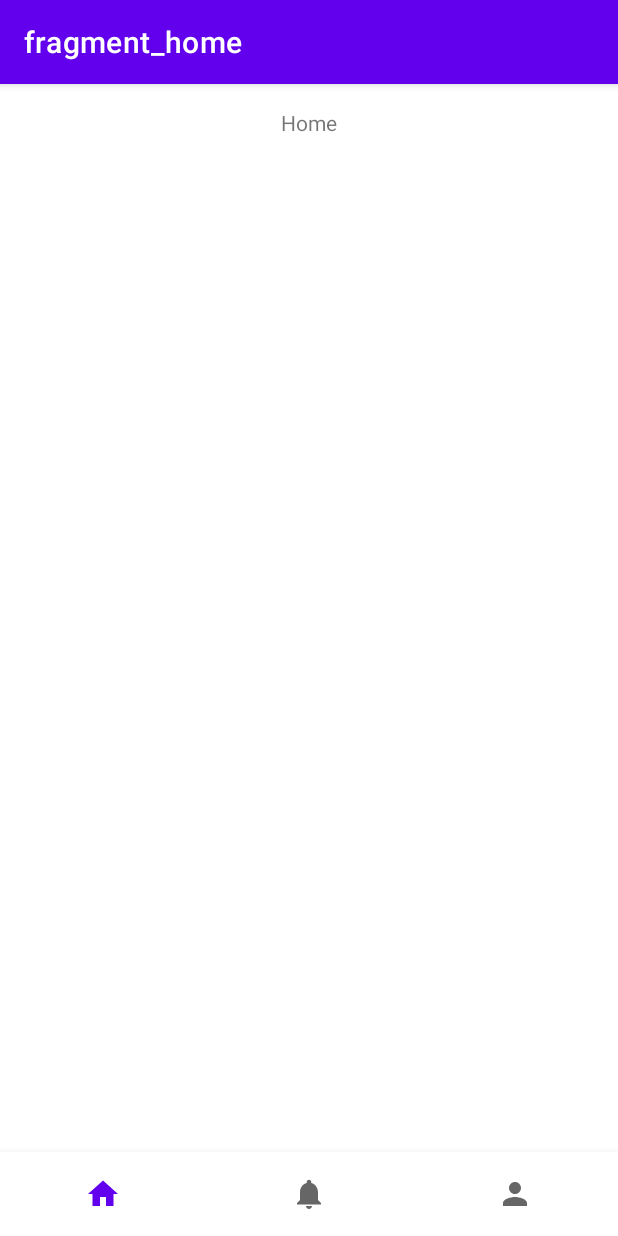
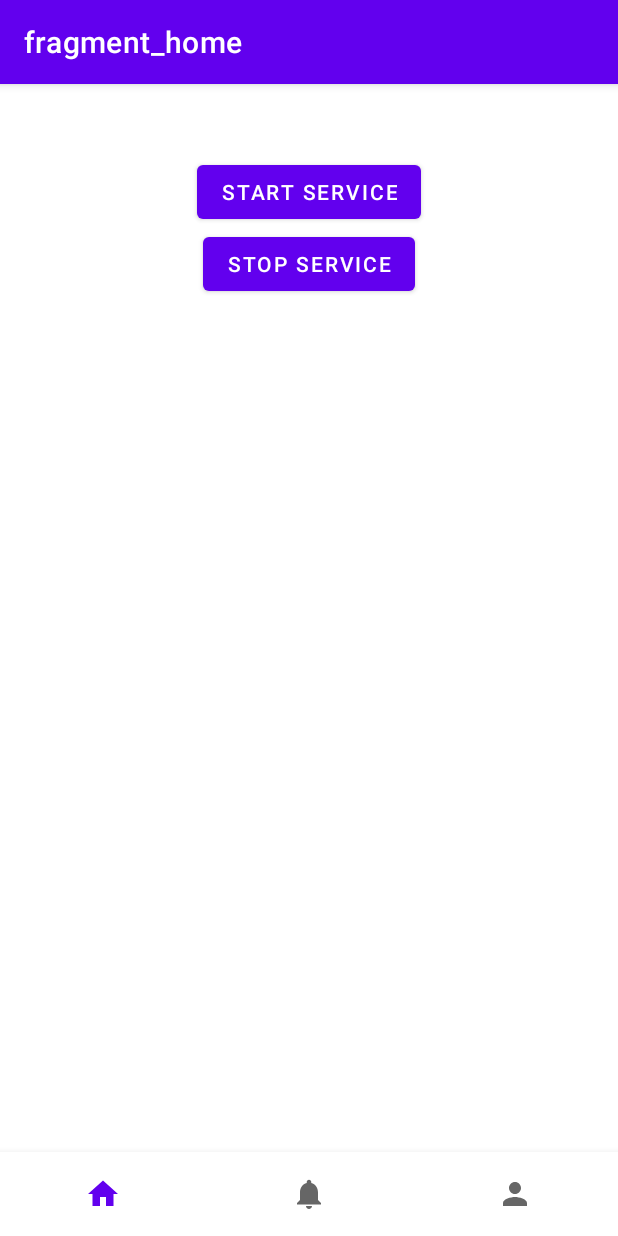
Before and after one commit to luisenricke/BotonPanico, an Android app: the screen it shows after launch (MainActivity), on a phone screen of 412 x 824 dp. Run offline under Robolectric (Android 15) with nearby library versions, the phone set to English and light mode, and no system bars; our stand-ins replace Room's generated code, Timber, navigation-ui.

Commit message:
update views to test feature

```diff
--- a/app/src/main/java/com/luisenricke/botonpanico/MainActivity.kt
+++ b/app/src/main/java/com/luisenricke/botonpanico/MainActivity.kt
@@ -10,6 +10,7 @@ import androidx.navigation.ui.setupActionBarWithNavController
 import androidx.navigation.ui.setupWithNavController
 import com.luisenricke.androidext.toastShort
 import com.luisenricke.botonpanico.databinding.ActivityMainBinding
+import timber.log.Timber
 
 class MainActivity : AppCompatActivity() {
 
@@ -45,12 +46,15 @@ class MainActivity : AppCompatActivity() {
         }
 
         val locationTrack = LocationTrack(this)
-        if (locationTrack.isProvidersAvailable) {
+//        if (locationTrack.isProvidersAvailable) {
             locationTrack.process()
             val longitude = locationTrack.longitude
             val latitude = locationTrack.latitude
             toastShort("$latitude, $longitude")
-        }
+            Timber.i("$latitude, $longitude")
+//        }else{
+//            Timber.i("no funciona :(")
+//        }
     }
 
     override fun onStop() {
--- a/app/src/main/java/com/luisenricke/botonpanico/presentation/HomeFragment.kt
+++ b/app/src/main/java/com/luisenricke/botonpanico/presentation/HomeFragment.kt
@@ -5,7 +5,10 @@ import android.view.LayoutInflater
 import android.view.View
 import android.view.ViewGroup
 import androidx.fragment.app.Fragment
+import com.luisenricke.androidext.preferenceGet
+import com.luisenricke.botonpanico.SensorForeground
 import com.luisenricke.botonpanico.databinding.FragmentHomeBinding
+import timber.log.Timber
 
 
 class HomeFragment : Fragment() {
@@ -18,9 +21,16 @@ class HomeFragment : Fragment() {
         container: ViewGroup?,
         savedInstanceState: Bundle?
     ): View? {
+        val checkPhone = this.preferenceGet("phone", String::class)
+        Timber.i("phone: $checkPhone")
+
         _binding = FragmentHomeBinding.inflate(inflater, container, false)
 
         binding.apply {
+
+            btnStart.setOnClickListener { SensorForeground.startService(root.context) }
+
+            btnStop.setOnClickListener { SensorForeground.stopService(root.context) }
 
         }
 
--- a/app/src/main/java/com/luisenricke/botonpanico/presentation/ProfileFragment.kt
+++ b/app/src/main/java/com/luisenricke/botonpanico/presentation/ProfileFragment.kt
@@ -13,6 +13,7 @@ import android.view.ViewGroup
 import androidx.core.database.getStringOrNull
 import com.luisenricke.androidext.permissionApply
 import com.luisenricke.androidext.permissionCheck
+import com.luisenricke.androidext.preferenceSet
 import com.luisenricke.botonpanico.BaseFragment
 import com.luisenricke.botonpanico.Constraint
 import com.luisenricke.botonpanico.R
@@ -64,6 +65,7 @@ class ProfileFragment : BaseFragment() {
             Constraint.INTENT_READ_CONTACTS_CODE -> {
                 val contact = getContact(binding.root.context, data)
                 Timber.i("contact: \n $contact")
+                this.preferenceSet("phone", contact.phone)
             }
         }
     }
--- a/app/src/main/res/layout/fragment_home.xml
+++ b/app/src/main/res/layout/fragment_home.xml
@@ -7,15 +7,22 @@
     tools:context=".presentation.AlertFragment">
 
 
-    <TextView
+    <Button
+        android:id="@+id/btn_start"
         android:layout_width="wrap_content"
         android:layout_height="wrap_content"
-        android:layout_marginStart="16dp"
-        android:layout_marginTop="16dp"
-        android:layout_marginEnd="16dp"
-        android:text="Home"
+        android:text="Start service"
+        app:layout_constraintBottom_toBottomOf="parent"
         app:layout_constraintEnd_toEndOf="parent"
         app:layout_constraintStart_toStartOf="parent"
-        app:layout_constraintTop_toTopOf="parent" />
+        app:layout_constraintTop_toTopOf="parent"/>
 
+    <Button
+        android:id="@+id/btn_stop"
+        android:layout_width="wrap_content"
+        android:layout_height="wrap_content"
+        android:text="Stop service"
+        app:layout_constraintEnd_toEndOf="parent"
+        app:layout_constraintStart_toStartOf="parent"
+        app:layout_constraintTop_toBottomOf="@+id/btn_start"/>
 </androidx.constraintlayout.widget.ConstraintLayout>
```
